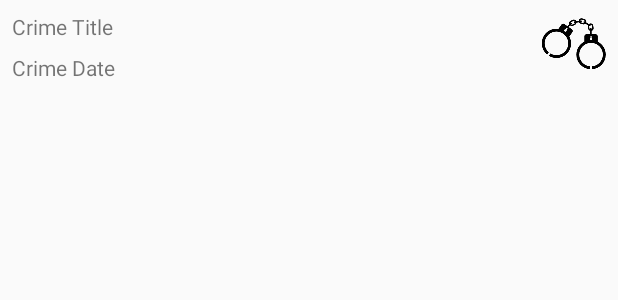
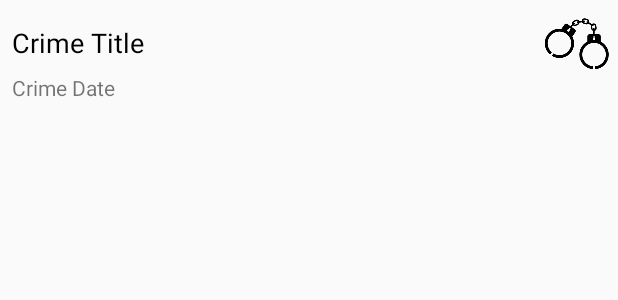
Before and after one commit to andyzen619/BigNerdRanchAndroid, an Android app: the layout crime_list_item.xml on its own in the app's theme, with its tools: preview values and no code run, on a phone screen of 412 x 824 dp. Shown: the top 300 px of the screen. Run offline under Robolectric (Android 15) with nearby library versions, the phone set to English and light mode, and no system bars.

```diff
--- a/CriminalIntent/app/src/main/res/layout/crime_list_item.xml
+++ b/CriminalIntent/app/src/main/res/layout/crime_list_item.xml
@@ -10,41 +10,49 @@
 
     <TextView
         android:id="@+id/crime_title"
-        android:layout_width="wrap_content"
+        android:layout_width="0dp"
         android:layout_height="wrap_content"
         android:layout_marginEnd="8dp"
+        android:layout_marginLeft="16dp"
+        android:layout_marginRight="8dp"
         android:layout_marginStart="8dp"
+        android:layout_marginTop="16dp"
         android:text="@string/crime_title"
-        app:layout_constraintTop_toTopOf="parent"
-        android:layout_marginTop="8dp"
+        android:textColor="@android:color/black"
+        android:textSize="18sp"
+        app:layout_constraintHorizontal_bias="0.504"
         app:layout_constraintLeft_toLeftOf="parent"
-        android:layout_marginLeft="8dp" />
+        app:layout_constraintRight_toLeftOf="@+id/crime_solved"
+        app:layout_constraintTop_toTopOf="parent" />
 
     <TextView
         android:id="@+id/crime_date"
-        android:layout_width="wrap_content"
+        android:layout_width="0dp"
         android:layout_height="wrap_content"
         android:layout_marginEnd="8dp"
+        android:layout_marginLeft="16dp"
+        android:layout_marginRight="8dp"
         android:layout_marginStart="8dp"
+        android:layout_marginTop="8dp"
         android:text="@string/crime_date"
-        app:layout_constraintBottom_toBottomOf="parent"
-        android:layout_marginBottom="8dp"
-        android:layout_marginTop="8dp"
-        app:layout_constraintTop_toBottomOf="@+id/crime_title"
-        android:layout_marginLeft="8dp"
-        app:layout_constraintLeft_toLeftOf="parent" />
+        app:layout_constraintHorizontal_bias="1.0"
+        app:layout_constraintLeft_toLeftOf="parent"
+        app:layout_constraintRight_toLeftOf="@+id/crime_solved"
+        app:layout_constraintTop_toBottomOf="@+id/crime_title" />
 
     <ImageView
-        android:id="@+id/imageView2"
+        android:id="@+id/crime_solved"
         android:layout_width="wrap_content"
         android:layout_height="wrap_content"
         app:srcCompat="@mipmap/handcuffs_police"
+        app:layout_constraintTop_toTopOf="parent"
         android:layout_marginTop="8dp"
-        app:layout_constraintTop_toTopOf="parent"
+        android:layout_marginRight="6dp"
+        app:layout_constraintRight_toRightOf="parent"
         app:layout_constraintBottom_toBottomOf="parent"
         android:layout_marginBottom="8dp"
-        android:layout_marginRight="8dp"
         app:layout_constraintVertical_bias="0.0"
-        app:layout_constraintRight_toRightOf="parent" />
+        tools:ignore="ContentDescription,RtlHardcoded"
+        android:contentDescription="" />
 
 </android.support.constraint.ConstraintLayout>
```
Also changed, not shown: CriminalIntent/app/src/main/java/com/android/andydesk/criminalintent/Crime.java (+8 -9 lines), CriminalIntent/app/src/main/java/com/android/andydesk/criminalintent/CrimeActivity.java (+23 -1 lines), CriminalIntent/app/src/main/java/com/android/andydesk/criminalintent/Fragments/CrimeFragment.java (+24 -2 lines), CriminalIntent/app/src/main/java/com/android/andydesk/criminalintent/Fragments/CrimeListFragment.java (+45 -6 lines), CriminalIntent/app/src/main/res/mipmap-hdpi/clipart-hands-cuff-20.jpg (deleted), CriminalIntent/app/src/main/res/mipmap-hdpi/clipart_handcuffs.jpg (deleted), CriminalIntent/app/src/main/res/mipmap-mdpi/clipart-hands-cuff-20.jpg (deleted), CriminalIntent/app/src/main/res/mipmap-mdpi/clipart_handcuffs.jpg (deleted), CriminalIntent/app/src/main/res/mipmap-xhdpi/clipart-hands-cuff-20.jpg (deleted), CriminalIntent/app/src/main/res/mipmap-xhdpi/clipart_handcuffs.jpg (deleted), CriminalIntent/app/src/main/res/mipmap-xxhdpi/clipart-hands-cuff-20.jpg (deleted), CriminalIntent/app/src/main/res/mipmap-xxhdpi/clipart_handcuffs.jpg (deleted), CriminalIntent/app/src/main/res/mipmap-xxxhdpi/clipart-hands-cuff-20.jpg (deleted), CriminalIntent/app/src/main/res/mipmap-xxxhdpi/clipart_handcuffs.jpg (deleted).
